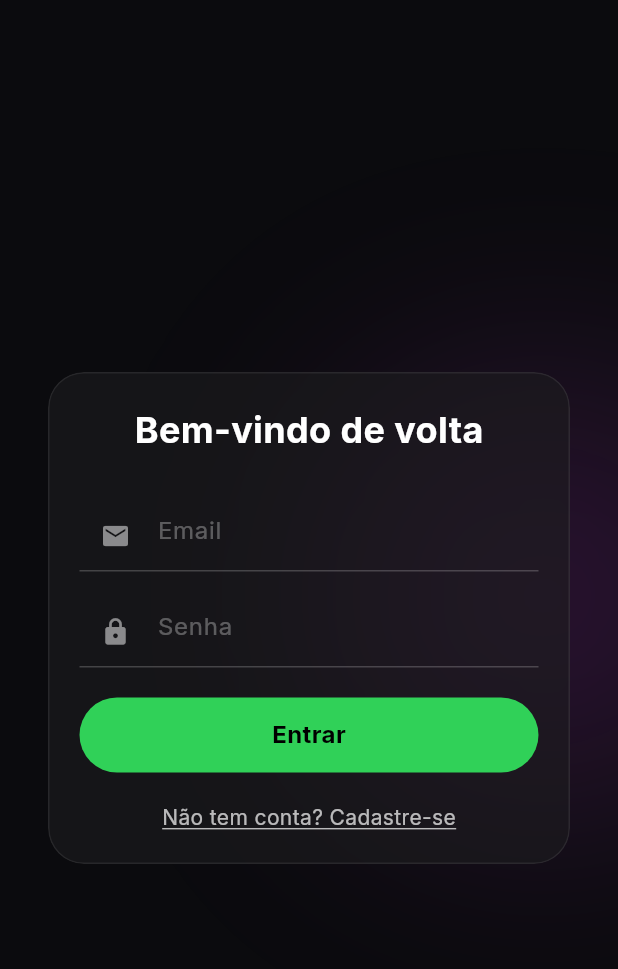
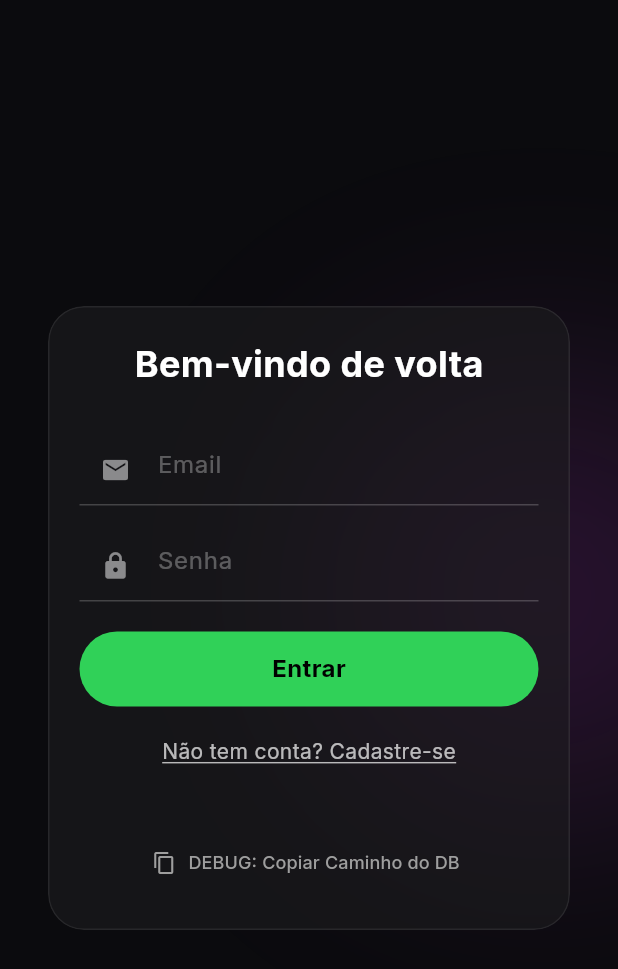
Before and after one commit to Renan016/HabiTracker, a Flutter app: the screen it shows after launch, on a phone screen of 412 x 824 dp. Shown: the top 969 px of the screen. Run offline on Flutter 3.47's test engine with Material 3 defaults, Android fonts, the phone set to English and light mode, and no system bars; our stand-ins replace google_fonts, sqflite; accounts and stored records are empty.

Commit message:
Refactor code structure for improved readability and maintainability

```diff
--- a/lib/models/user_model.dart
+++ b/lib/models/user_model.dart
@@ -3,7 +3,8 @@ class User {
   final String username;
   final String email;
   final String password;
-  final String? githubUsername; // Novo campo opcional
+  final String? githubUsername;
+  final String? githubAvatarUrl; // NOVO CAMPO
 
   User({
     required this.id,
@@ -11,6 +12,7 @@ class User {
     required this.email,
     required this.password,
     this.githubUsername,
+    this.githubAvatarUrl,
   });
 
   Map<String, dynamic> toMap() {
@@ -19,7 +21,8 @@ class User {
       'username': username,
       'email': email,
       'password': password,
-      'github_username': githubUsername, // Mapeando para o banco
+      'github_username': githubUsername,
+      'github_avatar_url': githubAvatarUrl, // Mapeia para o banco
     };
   }
 
@@ -30,17 +33,18 @@ class User {
       email: map['email'],
       password: map['password'],
       githubUsername: map['github_username'],
+      githubAvatarUrl: map['github_avatar_url'],
     );
   }
 
-  // Método auxiliar para criar uma cópia do usuário com dados novos
-  User copyWith({String? githubUsername}) {
+  User copyWith({String? githubUsername, String? githubAvatarUrl}) {
     return User(
       id: id,
       username: username,
       email: email,
       password: password,
       githubUsername: githubUsername ?? this.githubUsername,
+      githubAvatarUrl: githubAvatarUrl ?? this.githubAvatarUrl,
     );
   }
 }
--- a/lib/screens/auth_screen.dart
+++ b/lib/screens/auth_screen.dart
@@ -1,11 +1,14 @@
 import 'dart:ui';
 import 'package:flutter/material.dart';
+import 'package:flutter/services.dart'; // Necessário para Clipboard
+import 'package:path/path.dart'; // Necessário para join
+import 'package:sqflite/sqflite.dart'; // Necessário para getDatabasesPath
 import '../widgets/glass_widgets.dart';
 import '../services/database_helper.dart';
 import '../models/user_model.dart';
 
 class AuthScreen extends StatefulWidget {
-  final Function(User) onLoginSuccess; // Retorna o objeto User completo
+  final Function(User) onLoginSuccess;
 
   const AuthScreen({required this.onLoginSuccess, super.key});
 
@@ -14,7 +17,7 @@ class AuthScreen extends StatefulWidget {
 }
 
 class _AuthScreenState extends State<AuthScreen> {
-  bool _isLogin = true; // Alterna entre Login e Cadastro
+  bool _isLogin = true;
   final _usernameController = TextEditingController();
   final _emailController = TextEditingController();
   final _passwordController = TextEditingController();
@@ -38,7 +41,6 @@ class _AuthScreenState extends State<AuthScreen> {
     }
 
     if (_isLogin) {
-      // --- LOGICA DE LOGIN ---
       final user = await DatabaseHelper.instance.loginUser(email, password);
       if (user != null) {
         widget.onLoginSuccess(user);
@@ -46,12 +48,13 @@ class _AuthScreenState extends State<AuthScreen> {
         setState(() => _errorMessage = "Email ou senha incorretos.");
       }
     } else {
-      // --- LOGICA DE CADASTRO ---
       final newUser = User(
         id: DateTime.now().millisecondsSinceEpoch.toString(),
         username: username,
         email: email,
         password: password,
+        githubUsername: null,
+        githubAvatarUrl: null,
       );
 
       final success = await DatabaseHelper.instance.registerUser(newUser);
@@ -69,7 +72,6 @@ class _AuthScreenState extends State<AuthScreen> {
       backgroundColor: const Color(0xFF0B0B0E),
       body: Stack(
         children: [
-          // Fundo Ambiente
           Positioned(
             top: MediaQuery.of(context).size.height * 0.3,
             right: -100,
@@ -98,31 +100,14 @@ class _AuthScreenState extends State<AuthScreen> {
                     ),
                     const SizedBox(height: 30),
 
-                    // Campo Nome (Só no cadastro)
                     if (!_isLogin) ...[
-                      _CustomTextField(
-                        controller: _usernameController,
-                        hint: "Nome de Usuário",
-                        icon: Icons.person,
-                      ),
+                      _CustomTextField(controller: _usernameController, hint: "Nome de Usuário", icon: Icons.person),
                       const SizedBox(height: 16),
                     ],
 
-                    // Campo Email
-                    _CustomTextField(
-                      controller: _emailController,
-                      hint: "Email",
-                      icon: Icons.email,
-                    ),
+                    _CustomTextField(controller: _emailController, hint: "Email", icon: Icons.email),
                     const SizedBox(height: 16),
-
-                    // Campo Senha
-                    _CustomTextField(
-                      controller: _passwordController,
-                      hint: "Senha",
-                      icon: Icons.lock,
-                      isPassword: true,
-                    ),
+                    _CustomTextField(controller: _passwordController, hint: "Senha", icon: Icons.lock, isPassword: true),
 
                     const SizedBox(height: 20),
 
@@ -136,7 +121,6 @@ class _AuthScreenState extends State<AuthScreen> {
                         ),
                       ),
 
-                    // Botão Principal
                     GestureDetector(
                       onTap: _submit,
                       child: Container(
@@ -149,18 +133,13 @@ class _AuthScreenState extends State<AuthScreen> {
                         alignment: Alignment.center,
                         child: Text(
                           _isLogin ? "Entrar" : "Cadastrar",
-                          style: const TextStyle(
-                            color: Colors.black,
-                            fontWeight: FontWeight.bold,
-                            fontSize: 16,
-                          ),
+                          style: const TextStyle(color: Colors.black, fontWeight: FontWeight.bold, fontSize: 16),
                         ),
                       ),
                     ),
 
                     const SizedBox(height: 20),
 
-                    // Alternar Modo
                     GestureDetector(
                       onTap: () {
                         setState(() {
@@ -178,6 +157,32 @@ class _AuthScreenState extends State<AuthScreen> {
                         ),
                       ),
                     ),
+
+                    // --- BOTÃO DE DEBUG (ADICIONADO) ---
+                    const SizedBox(height: 40),
+                    TextButton.icon(
+                      icon: const Icon(Icons.copy, size: 16, color: Colors.grey),
+                      label: const Text("DEBUG: Copiar Caminho do DB", style: TextStyle(color: Colors.grey, fontSize: 12)),
+                      onPressed: () async {
+                        // Obtém o caminho do diretório de bancos de dados
+                        final dbPath = await getDatabasesPath();
+                        // Combina com o nome atual do seu banco (habitracker_v4.db)
+                        final path = join(dbPath, 'habitracker_v4.db');
+
+                        // Copia para a área de transferência
+                        await Clipboard.setData(ClipboardData(text: path));
+
+                        if (context.mounted) {
+                          ScaffoldMessenger.of(context).showSnackBar(
+                            const SnackBar(
+                              content: Text("Caminho copiado! Vá no Finder e pressione Cmd+Shift+G."),
+                              duration: Duration(seconds: 4),
+                            ),
+                          );
+                        }
+                      },
+                    ),
+                    // -----------------------------------
                   ],
                 ),
               ),
@@ -195,12 +200,7 @@ class _CustomTextField extends StatelessWidget {
   final IconData icon;
   final bool isPassword;
 
-  const _CustomTextField({
-    required this.controller,
-    required this.hint,
-    required this.icon,
-    this.isPassword = false,
-  });
+  const _CustomTextField({required this.controller, required this.hint, required this.icon, this.isPassword = false});
 
   @override
   Widget build(BuildContext context) {
--- a/lib/screens/home_page.dart
+++ b/lib/screens/home_page.dart
@@ -3,11 +3,11 @@ import 'package:flutter/material.dart';
 import '../models/habit.dart';
 import '../models/user_model.dart';
 import '../services/database_helper.dart';
-import '../services/github_service.dart'; // Importe o serviço
+import '../services/github_service.dart';
 import '../widgets/glass_widgets.dart';
 import 'auth_screen.dart';
 import 'add_habit_screen.dart';
-import 'profile_screen.dart'; // Importe a tela de perfil
+import 'profile_screen.dart';
 
 enum ViewMode { day, weekly, overall }
 
@@ -39,34 +39,29 @@ class _HomePageState extends State<HomePage> {
     });
   }
 
-  // Atualiza o usuário na memória quando volta da tela de perfil
   void _updateUser(User updatedUser) {
     setState(() {
       _currentUser = updatedUser;
     });
-    _refreshHabits(); // Recarrega hábitos (incluindo o do GitHub se foi adicionado)
+    _refreshHabits();
   }
 
   Future<void> _refreshHabits() async {
     if (_currentUser != null) {
-      // 1. Busca hábitos normais do SQLite
       List<Habit> data = await DatabaseHelper.instance.readHabits(_currentUser!.id);
 
-      // 2. Busca dados do GitHub se o usuário tiver configurado
       if (_currentUser!.githubUsername != null && _currentUser!.githubUsername!.isNotEmpty) {
         try {
           final githubDates = await GitHubService.fetchContributions(_currentUser!.githubUsername!);
 
-          // Cria um hábito "Virtual" (não salvo no banco habits, apenas visualização)
           final githubHabit = Habit(
-            id: 'github_virtual_habit', // ID fixo para identificar
+            id: 'github_virtual_habit',
             title: 'GitHub Contributions',
             emoji: '🐙',
             userId: _currentUser!.id,
             completedDays: githubDates,
           );
 
-          // Adiciona no topo da lista
           data.insert(0, githubHabit);
         } catch (e) {
           print("Erro ao carregar GitHub: $e");
@@ -90,7 +85,6 @@ class _HomePageState extends State<HomePage> {
   }
 
   Future<void> _toggleHabitForDate(Habit habit, DateTime date) async {
-    // Impede marcar manualmente o hábito do GitHub
     if (habit.id == 'github_virtual_habit') {
       ScaffoldMessenger.of(context).showSnackBar(
         const SnackBar(content: Text("O hábito do GitHub é atualizado automaticamente!")),
@@ -108,7 +102,6 @@ class _HomePageState extends State<HomePage> {
   }
 
   void _showDeleteConfirmationDialog(Habit habit) {
-    // Impede deletar o hábito do GitHub
     if (habit.id == 'github_virtual_habit') return;
 
     showDialog(
@@ -167,8 +160,8 @@ class _HomePageState extends State<HomePage> {
                         ],
                       ),
 
-                      GlassIconButton(
-                        icon: Icons.person,
+                      // --- BOTÃO DE PERFIL COM AVATAR ---
+                      GestureDetector(
                         onTap: () {
                           Navigator.push(
                             context,
@@ -178,8 +171,34 @@ class _HomePageState extends State<HomePage> {
                               onLogout: _logout,
                             )),
                           );
-                        }
+                        },
+                        child: ClipRRect(
+                          borderRadius: BorderRadius.circular(40),
+                          child: BackdropFilter(
+                            filter: ImageFilter.blur(sigmaX: 10, sigmaY: 10),
+                            child: Container(
+                              width: 42,
+                              height: 42,
+                              decoration: BoxDecoration(
+                                color: Colors.white.withOpacity(0.08),
+                                borderRadius: BorderRadius.circular(40),
+                                border: Border.all(color: Colors.white.withOpacity(0.18)),
+                              ),
+                              child: _currentUser!.githubAvatarUrl != null
+                                  ? ClipOval(
+                                      child: Image.network(
+                                        _currentUser!.githubAvatarUrl!,
+                                        fit: BoxFit.cover,
+                                        width: 42,
+                                        height: 42,
+                                      ),
+                                    )
+                                  : Icon(Icons.person, size: 22, color: Colors.white.withOpacity(0.85)),
+                            ),
+                          ),
+                        ),
                       ),
+                      // ----------------------------------
                     ],
                   ),
                 ),
@@ -276,27 +295,30 @@ class _HomePageState extends State<HomePage> {
         );
 
       case ViewMode.overall:
-        // AJUSTE: Aumentei para 24 semanas para preencher a tela inteira
-        const int weeksToShow = 24;
+        // AJUSTE: Grid preenchido para largura típica de smartphone (17 semanas)
+        const int weeksToShow = 17;
         const int totalDays = weeksToShow * 7;
 
         return Align(
           alignment: Alignment.centerRight,
           child: SingleChildScrollView(
             scrollDirection: Axis.horizontal,
-            reverse: true,
+            reverse: true, // Começa do "hoje" (direita)
             child: Row(
+              // Gera as colunas (Semanas)
               children: List.generate(weeksToShow, (colIndex) {
-                // Cada coluna representa uma semana
                 return Container(
                   margin: const EdgeInsets.only(right: 4),
                   child: Column(
+                    // Gera as linhas (Dias da semana)
                     children: List.generate(7, (rowIndex) {
-                      // Calcula o índice do dia (0 a totalDays-1)
-                      final int itemIndex = (colIndex * 7) + rowIndex;
 
-                      // Ajuste do cálculo: (totalDays - 1) garante que o último índice seja 0 dias atrás (hoje)
-                      final date = DateTime.now().subtract(Duration(days: (totalDays - 1) - itemIndex));
+                      final int colReverseIndex = (weeksToShow - 1) - colIndex; // Inverte para contar de trás pra frente
+                      final int rowReverseIndex = 6 - rowIndex; // Inverte para contar de baixo pra cima
+
+                      final int daysAgo = (colReverseIndex * 7) + rowReverseIndex;
+
+                      final date = DateTime.now().subtract(Duration(days: daysAgo));
                       final isDone = habit.isCompletedOn(date);
 
                       return Container(
--- a/pubspec.yaml
+++ b/pubspec.yaml
@@ -27,3 +27,8 @@ dev_dependencies:
 
 flutter:
   uses-material-design: true
+
+flutter_launcher_icons:
+  android: true
+  ios: true
+  image_path: "assets/icon.png"
```
Also changed, not shown: lib/screens/profile_screen.dart (+33 -12 lines), lib/services/database_helper.dart (+5 -6 lines), lib/services/github_service.dart (+26 -14 lines), assets/icon.png (added).
